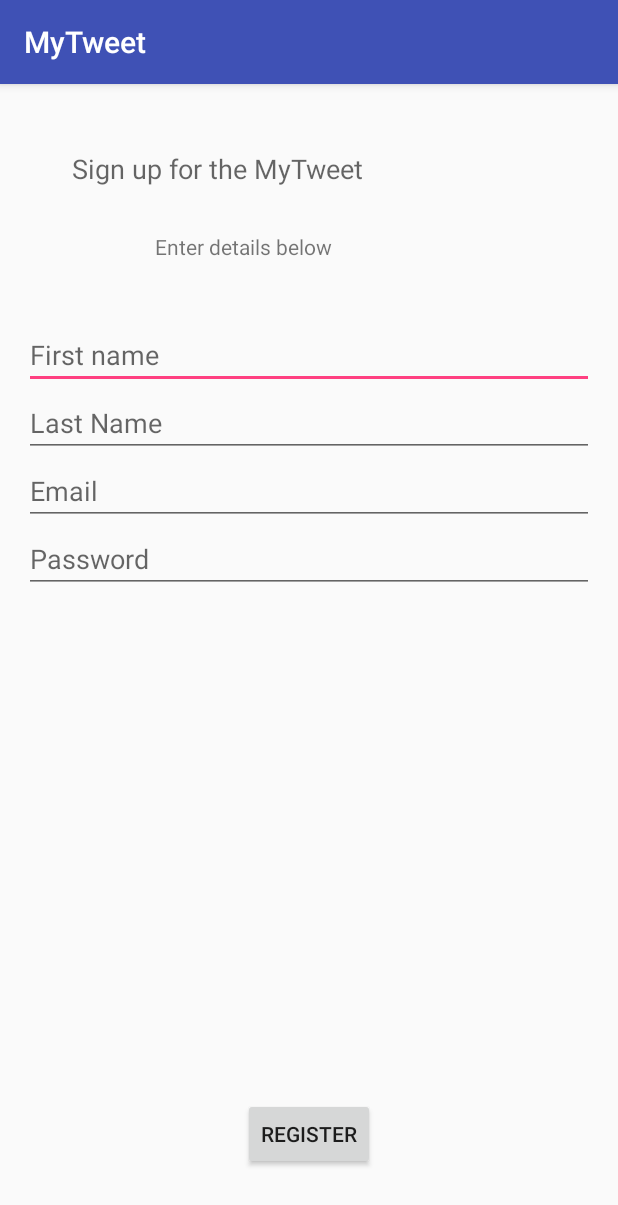
After one commit to oborogri/MyTweet, an Android app: the Signup screen opened directly, with no data from a screen before it, on a phone screen of 412 x 824 dp. The commit adds this screen. Shown: the top 1205 px of the screen. Run offline under Robolectric (Android 15) with nearby library versions, the phone set to English and light mode, and no system bars.

Commit message:
MyTweet_v_00(Signup button and activity navigation implemented)

```diff
--- /dev/null
+++ b/app/src/main/java/activity/Signup.java
@@ -0,0 +1,19 @@
+package activity;
+
+import android.content.Intent;
+import android.support.v7.app.AppCompatActivity;
+import android.os.Bundle;
+import android.view.Menu;
+import android.view.MenuItem;
+import android.view.View;
+
+import app.mytweet.R;
+
+public class Signup extends AppCompatActivity {
+
+        @Override
+        protected void onCreate(Bundle savedInstanceState) {
+            super.onCreate(savedInstanceState);
+            setContentView(R.layout.activity_signup);
+        }
+}
--- /dev/null
+++ b/app/src/main/res/layout/activity_signup.xml
@@ -0,0 +1,92 @@
+<RelativeLayout xmlns:android="http://schemas.android.com/apk/res/android"
+    xmlns:tools="http://schemas.android.com/tools"
+    android:layout_width="match_parent"
+    android:layout_height="match_parent"
+    android:paddingBottom="@dimen/activity_vertical_margin"
+    android:paddingLeft="@dimen/activity_horizontal_margin"
+    android:paddingRight="@dimen/activity_horizontal_margin"
+    android:paddingTop="@dimen/activity_vertical_margin"
+    tools:context="activity.Signup" >
+
+    <TextView
+        android:id="@+id/signupTitle"
+        android:layout_width="wrap_content"
+        android:layout_height="wrap_content"
+        android:layout_alignParentLeft="true"
+        android:layout_alignParentTop="true"
+        android:layout_marginLeft="32dp"
+        android:layout_marginTop="28dp"
+        android:text="@string/signupTitle"
+        android:textAppearance="?android:attr/textAppearanceMedium" />
+
+    <TextView
+        android:id="@+id/signupSubtitle"
+        android:layout_width="wrap_content"
+        android:layout_height="wrap_content"
+        android:layout_alignLeft="@+id/signupTitle"
+        android:layout_below="@+id/signupTitle"
+        android:layout_marginLeft="55dp"
+        android:layout_marginTop="30dp"
+        android:text="@string/signupSubtitle"
+        android:textAppearance="?android:attr/textAppearanceSmall" />
+
+    <EditText
+        android:id="@+id/firstName"
+        android:layout_width="wrap_content"
+        android:layout_height="wrap_content"
+        android:layout_alignParentLeft="true"
+        android:layout_alignParentRight="true"
+        android:layout_below="@+id/signupSubtitle"
+        android:layout_marginTop="40dp"
+        android:ems="10"
+        android:hint="@string/signupFirstname"
+        android:inputType="textPersonName"/>
+
+    <requestFocus />
+
+    <EditText
+        android:id="@+id/lastName"
+        android:layout_width="wrap_content"
+        android:layout_height="wrap_content"
+        android:layout_alignLeft="@+id/firstName"
+        android:layout_alignParentRight="true"
+        android:layout_below="@+id/firstName"
+        android:ems="10"
+        android:hint="@string/signupLastName"
+        android:inputType="textPersonName" >
+
+    </EditText>
+
+    <EditText
+        android:id="@+id/Email"
+        android:layout_width="wrap_content"
+        android:layout_height="wrap_content"
+        android:layout_alignLeft="@+id/lastName"
+        android:layout_alignParentRight="true"
+        android:layout_below="@+id/lastName"
+        android:ems="10"
+        android:hint="@string/signupEmail"
+        android:inputType="textEmailAddress" />
+
+    <EditText
+        android:id="@+id/Password"
+        android:layout_width="wrap_content"
+        android:layout_height="wrap_content"
+        android:layout_alignLeft="@+id/Email"
+        android:layout_alignParentRight="true"
+        android:layout_below="@+id/Email"
+        android:ems="10"
+        android:hint="@string/signupPassword"
+        android:inputType="textPassword" />
+
+    <Button
+        android:id="@+id/signup"
+        android:layout_width="wrap_content"
+        android:layout_height="wrap_content"
+        android:layout_alignParentBottom="true"
+        android:layout_centerHorizontal="true"
+        android:layout_marginBottom="28dp"
+        android:onClick="signupPressed"
+        android:text="@string/signupRegister" />
+
+    </RelativeLayout>
--- a/app/src/main/res/values/strings.xml
+++ b/app/src/main/res/values/strings.xml
@@ -1,3 +1,12 @@
 <resources>
     <string name="app_name">MyTweet</string>
+    <string name="login">LOGIN</string>
+    <string name="signup">SIGNUP</string>
+    <string name="signupTitle">Sign up for the MyTweet</string>
+    <string name="signupSubtitle">Enter details below</string>
+    <string name="signupFirstname">First name</string>
+    <string name="signupLastName">Last Name</string>
+    <string name="signupEmail">Email</string>
+    <string name="signupPassword">Password</string>
+    <string name="signupRegister">Register</string>
 </resources>
```
Also changed, not shown: app/src/main/AndroidManifest.xml (+6 -2 lines), app/src/main/java/activity/Welcome.java (renamed from app/src/main/java/com/grigore/mytweet/Welcome.java, +11 -1 lines), app/src/main/res/layout/activity_welcome.xml (+8 -8 lines), 2 other files.
